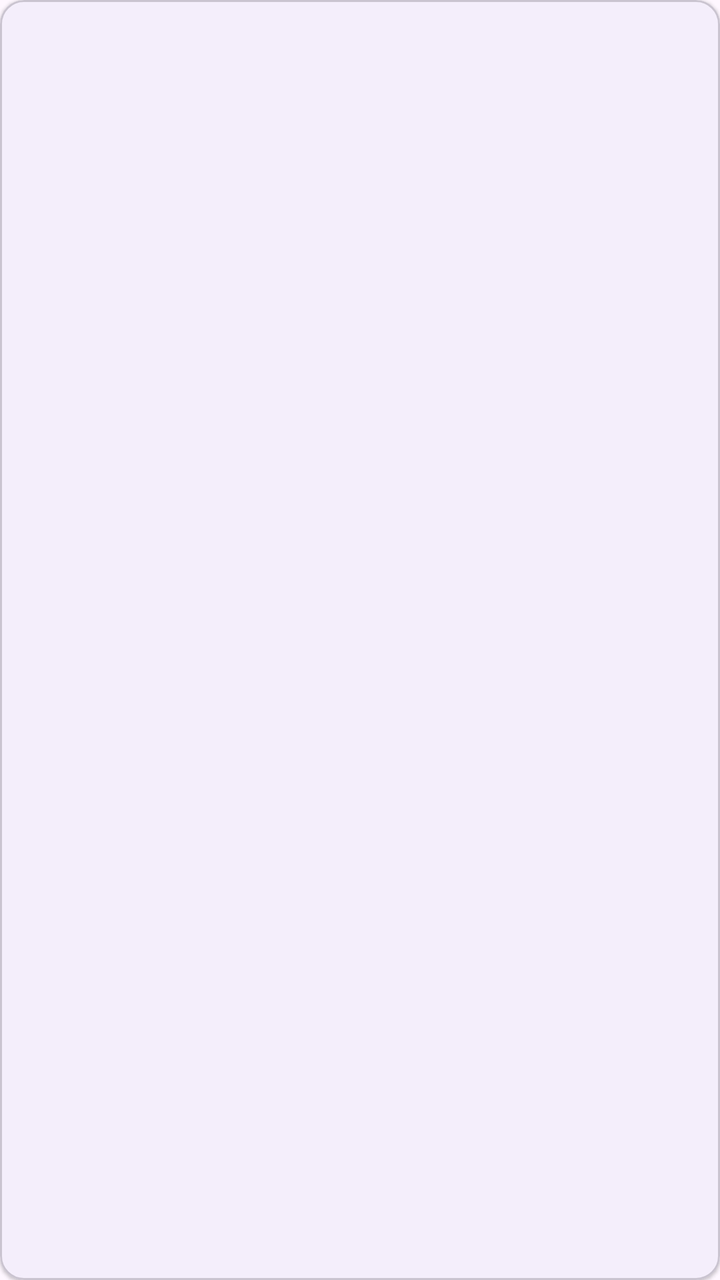
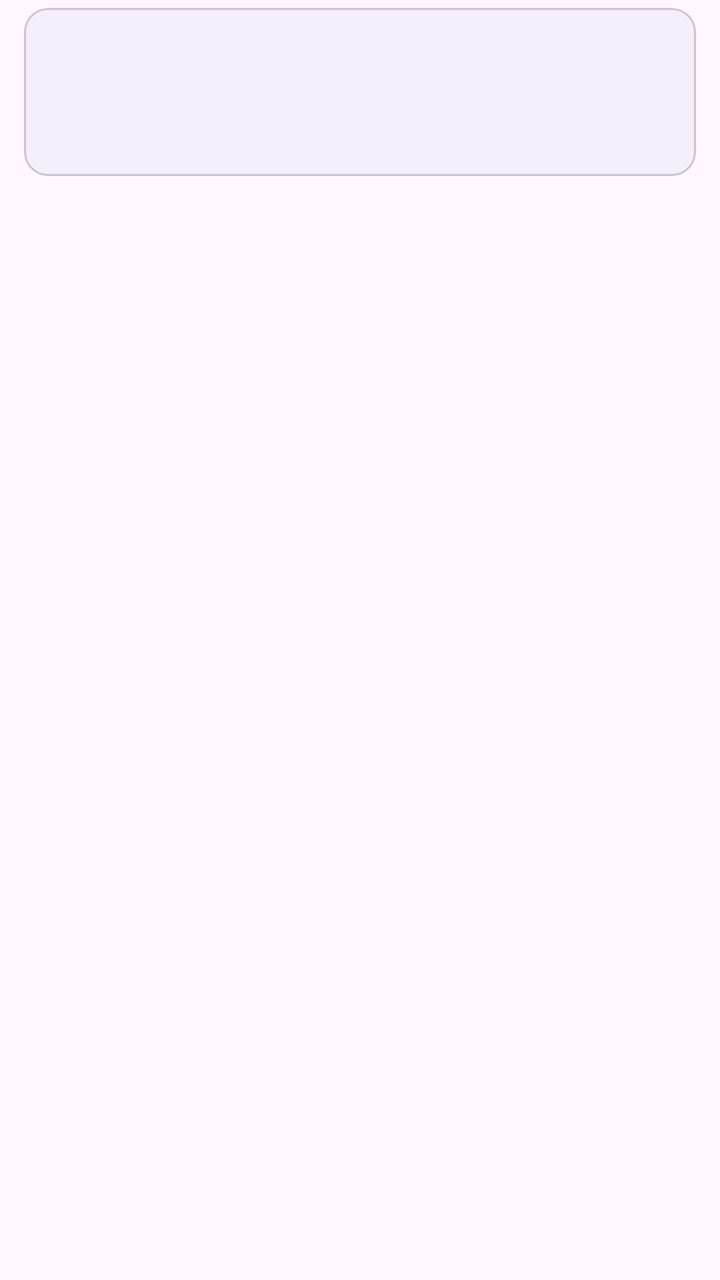

Compare the two renders of this Android layout. The source of the first and the diff that turns it into the second are given below.
<!-- AndroidManifest.xml: application theme Theme.MicahPod -->
<!-- res/layout/item_feed_episode.xml -->
<?xml version="1.0" encoding="utf-8"?>
<com.google.android.material.card.MaterialCardView
    xmlns:android="http://schemas.android.com/apk/res/android"
    xmlns:app="http://schemas.android.com/apk/res-auto"
    android:layout_width="match_parent"
    android:layout_height="wrap_content"
    android:layout_marginHorizontal="12dp"
    android:layout_marginVertical="4dp"
    app:cardElevation="1dp"
    app:cardCornerRadius="12dp"
    android:clickable="true"
    android:focusable="true">

    <LinearLayout
        android:layout_width="match_parent"
        android:layout_height="wrap_content"
        android:orientation="horizontal"
        android:padding="12dp"
        android:gravity="center_vertical">

        <com.google.android.material.imageview.ShapeableImageView
            android:id="@+id/feedArtwork"
            android:layout_width="60dp"
            android:layout_height="60dp"
            android:scaleType="centerCrop"
            android:contentDescription="Episode artwork"
            app:shapeAppearanceOverlay="@style/ShapeAppearance.Material3.Corner.Small" />

        <LinearLayout
            android:layout_width="0dp"
            android:layout_height="wrap_content"
            android:layout_weight="1"
            android:orientation="vertical"
            android:layout_marginStart="12dp">

            <TextView
                android:id="@+id/feedEpisodeTitle"
                android:layout_width="match_parent"
                android:layout_height="wrap_content"
                android:textAppearance="?attr/textAppearanceTitleSmall"
                android:maxLines="2"
                android:ellipsize="end" />

            <TextView
                android:id="@+id/feedPodcastTitle"
                android:layout_width="match_parent"
                android:layout_height="wrap_content"
                android:textAppearance="?attr/textAppearanceBodySmall"
                android:textColor="?attr/colorPrimary"
                android:maxLines="1"
                android:ellipsize="end"
                android:layout_marginTop="2dp" />

            <LinearLayout
                android:layout_width="match_parent"
                android:layout_height="wrap_content"
                android:orientation="horizontal"
                android:gravity="center_vertical"
                android:layout_marginTop="2dp">

                <TextView
                    android:id="@+id/feedMeta"
                    android:layout_width="0dp"
                    android:layout_height="wrap_content"
                    android:layout_weight="1"
                    android:textAppearance="?attr/textAppearanceLabelSmall"
                    android:alpha="0.5" />

                <TextView
                    android:id="@+id/feedCommentCount"
                    android:layout_width="wrap_content"
                    android:layout_height="wrap_content"
                    android:textAppearance="?attr/textAppearanceLabelSmall"
                    android:alpha="0.6"
                    android:visibility="gone"
                    android:drawablePadding="2dp" />

                <TextView
                    android:id="@+id/feedPlayedBadge"
                    android:layout_width="wrap_content"
                    android:layout_height="wrap_content"
                    android:text="✓"
                    android:textAppearance="?attr/textAppearanceLabelSmall"
                    android:textColor="?attr/colorPrimary"
                    android:visibility="gone"
                    android:layout_marginStart="8dp" />
            </LinearLayout>
        </LinearLayout>
    </LinearLayout>
</com.google.android.material.card.MaterialCardView>
<!-- resources referenced by this layout -->
<resources>
  <style name="Theme.MicahPod" parent="Theme.Material3.DayNight.NoActionBar">
          <item name="colorPrimary">@color/md_theme_primary</item>
          <item name="colorOnPrimary">@color/md_theme_on_primary</item>
          <item name="colorSecondary">@color/md_theme_secondary</item>
          <item name="colorOnSecondary">@color/md_theme_on_secondary</item>
          <item name="android:statusBarColor" tools:targetApi="l">@color/md_theme_primary</item>
      </style>
  <color name="md_theme_primary">#3F51B5</color>
  <color name="md_theme_on_primary">#FFFFFF</color>
  <color name="md_theme_secondary">#03DAC6</color>
  <color name="md_theme_on_secondary">#000000</color>
</resources>

<!-- the commit's change to res/layout/item_feed_episode.xml (unified diff, before → after) -->
@@ -1,90 +1,137 @@
 <?xml version="1.0" encoding="utf-8"?>
-<com.google.android.material.card.MaterialCardView
+<FrameLayout
     xmlns:android="http://schemas.android.com/apk/res/android"
     xmlns:app="http://schemas.android.com/apk/res-auto"
     android:layout_width="match_parent"
     android:layout_height="wrap_content"
-    android:layout_marginHorizontal="12dp"
-    android:layout_marginVertical="4dp"
-    app:cardElevation="1dp"
-    app:cardCornerRadius="12dp"
-    android:clickable="true"
-    android:focusable="true">
+    android:clipChildren="false">
 
-    <LinearLayout
+    
+    <TextView
+        android:id="@+id/feedMarkCompleteAction"
+        android:layout_width="120dp"
+        android:layout_height="match_parent"
+        android:layout_gravity="end"
+        android:layout_marginVertical="4dp"
+        android:layout_marginEnd="12dp"
+        android:background="?attr/colorPrimary"
+        android:gravity="center"
+        android:paddingHorizontal="8dp"
+        android:text="@string/mark_complete"
+        android:textAllCaps="false"
+        android:textAppearance="?attr/textAppearanceLabelLarge"
+        android:textColor="?attr/colorOnPrimary"
+        android:visibility="gone"
+        android:clickable="true"
+        android:focusable="true" />
+
+    <com.google.android.material.card.MaterialCardView
+        android:id="@+id/feedForegroundCard"
         android:layout_width="match_parent"
         android:layout_height="wrap_content"
-        android:orientation="horizontal"
-        android:padding="12dp"
-        android:gravity="center_vertical">
-
-        <com.google.android.material.imageview.ShapeableImageView
-            android:id="@+id/feedArtwork"
-            android:layout_width="60dp"
-            android:layout_height="60dp"
-            android:scaleType="centerCrop"
-            android:contentDescription="Episode artwork"
-            app:shapeAppearanceOverlay="@style/ShapeAppearance.Material3.Corner.Small" />
+        android:layout_marginHorizontal="12dp"
+        android:layout_marginVertical="4dp"
+        app:cardElevation="1dp"
+        app:cardCornerRadius="12dp"
+        android:clickable="true"
+        android:focusable="true">
 
         <LinearLayout
-            android:layout_width="0dp"
+            android:layout_width="match_parent"
             android:layout_height="wrap_content"
-            android:layout_weight="1"
-            android:orientation="vertical"
-            android:layout_marginStart="12dp">
+            android:orientation="vertical">
 
             <TextView
-                android:id="@+id/feedEpisodeTitle"
+                android:id="@+id/feedPlayedBanner"
                 android:layout_width="match_parent"
                 android:layout_height="wrap_content"
-                android:textAppearance="?attr/textAppearanceTitleSmall"
-                android:maxLines="2"
-                android:ellipsize="end" />
-
-            <TextView
-                android:id="@+id/feedPodcastTitle"
-                android:layout_width="match_parent"
-                android:layout_height="wrap_content"
-                android:textAppearance="?attr/textAppearanceBodySmall"
-                android:textColor="?attr/colorPrimary"
-                android:maxLines="1"
-                android:ellipsize="end"
-                android:layout_marginTop="2dp" />
+                android:background="#CC1F9BB4"
+                android:gravity="center"
+                android:paddingVertical="4dp"
+                android:text="@string/played_banner"
+                android:textAllCaps="true"
+                android:textAppearance="?attr/textAppearanceLabelSmall"
+                android:textColor="@android:color/white"
+                android:textStyle="bold"
+                android:letterSpacing="0.08"
+                android:visibility="gone" />
 
             <LinearLayout
                 android:layout_width="match_parent"
                 android:layout_height="wrap_content"
                 android:orientation="horizontal"
-                android:gravity="center_vertical"
-                android:layout_marginTop="2dp">
+                android:padding="12dp"
+                android:gravity="center_vertical">
 
-                <TextView
-                    android:id="@+id/feedMeta"
+                <com.google.android.material.imageview.ShapeableImageView
+                    android:id="@+id/feedArtwork"
+                    android:layout_width="60dp"
+                    android:layout_height="60dp"
+                    android:scaleType="centerCrop"
+                    android:contentDescription="Episode artwork"
+                    app:shapeAppearanceOverlay="@style/ShapeAppearance.Material3.Corner.Small" />
+
+                <LinearLayout
                     android:layout_width="0dp"
                     android:layout_height="wrap_content"
                     android:layout_weight="1"
-                    android:textAppearance="?attr/textAppearanceLabelSmall"
-                    android:alpha="0.5" />
+                    android:orientation="vertical"
+                    android:layout_marginStart="12dp">
 
-                <TextView
-                    android:id="@+id/feedCommentCount"
-                    android:layout_width="wrap_content"
-                    android:layout_height="wrap_content"
-                    android:textAppearance="?attr/textAppearanceLabelSmall"
-                    android:alpha="0.6"
-                    android:visibility="gone"
-                    android:drawablePadding="2dp" />
+                    <TextView
+                        android:id="@+id/feedEpisodeTitle"
+                        android:layout_width="match_parent"
+                        android:layout_height="wrap_content"
+                        android:textAppearance="?attr/textAppearanceTitleSmall"
+                        android:maxLines="2"
+                        android:ellipsize="end" />
 
-                <TextView
-                    android:id="@+id/feedPlayedBadge"
-                    android:layout_width="wrap_content"
-                    android:layout_height="wrap_content"
-                    android:text="✓"
-                    android:textAppearance="?attr/textAppearanceLabelSmall"
-                    android:textColor="?attr/colorPrimary"
-                    android:visibility="gone"
-                    android:layout_marginStart="8dp" />
+                    <TextView
+                        android:id="@+id/feedPodcastTitle"
+                        android:layout_width="match_parent"
+                        android:layout_height="wrap_content"
+                        android:textAppearance="?attr/textAppearanceBodySmall"
+                        android:textColor="?attr/colorPrimary"
+                        android:maxLines="1"
+                        android:ellipsize="end"
+                        android:layout_marginTop="2dp" />
+
+                    <LinearLayout
+                        android:layout_width="match_parent"
+                        android:layout_height="wrap_content"
+                        android:orientation="horizontal"
+                        android:gravity="center_vertical"
+                        android:layout_marginTop="2dp">
+
+                        <TextView
+                            android:id="@+id/feedMeta"
+                            android:layout_width="0dp"
+                            android:layout_height="wrap_content"
+                            android:layout_weight="1"
+                            android:textAppearance="?attr/textAppearanceLabelSmall"
+                            android:alpha="0.5" />
+
+                        <TextView
+                            android:id="@+id/feedCommentCount"
+                            android:layout_width="wrap_content"
+                            android:layout_height="wrap_content"
+                            android:textAppearance="?attr/textAppearanceLabelSmall"
+                            android:alpha="0.6"
+                            android:visibility="gone"
+                            android:drawablePadding="2dp" />
+
+                        <TextView
+                            android:id="@+id/feedPlayedBadge"
+                            android:layout_width="wrap_content"
+                            android:layout_height="wrap_content"
+                            android:text="✓"
+                            android:textAppearance="?attr/textAppearanceLabelSmall"
+                            android:textColor="?attr/colorPrimary"
+                            android:visibility="gone"
+                            android:layout_marginStart="8dp" />
+                    </LinearLayout>
+                </LinearLayout>
             </LinearLayout>
         </LinearLayout>
-    </LinearLayout>
-</com.google.android.material.card.MaterialCardView>
+    </com.google.android.material.card.MaterialCardView>
+</FrameLayout>
<!-- resource entries referenced after the edit -->
@@ -1,5 +1,7 @@
 <!-- resources referenced by this layout -->
 <resources>
+  <string name="mark_complete">Mark complete</string>
+  <string name="played_banner">✓ Played</string>
   <style name="Theme.MicahPod" parent="Theme.Material3.DayNight.NoActionBar">
           <item name="colorPrimary">@color/md_theme_primary</item>
           <item name="colorOnPrimary">@color/md_theme_on_primary</item>
